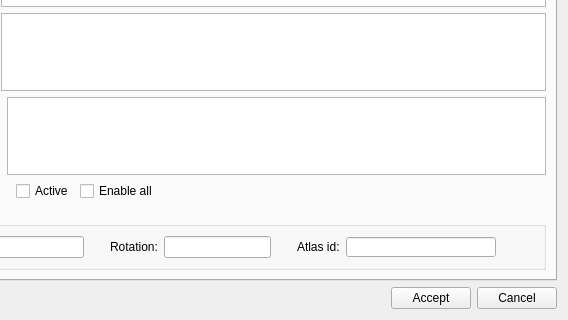
Above: core/ui/toolbars/plan/psector.ui from Giswater/giswater_qgis_plugin before the change; both pictures show x 96 to 664 and y 313 to 633 of the 664 by 633 pixel window. Below: the same form after it.
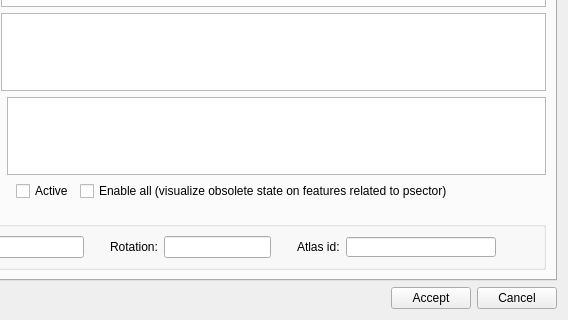
That is the form after the change. Icons and pictures are not drawn.

Commit message: Update tooltip for Enable all checkbox on psector UI

Patch:
```diff
--- a/core/ui/toolbars/plan/psector.ui
+++ b/core/ui/toolbars/plan/psector.ui
@@ -408,7 +408,7 @@
          <item>
           <widget class="QCheckBox" name="chk_enable_all">
            <property name="text">
-            <string>Enable all</string>
+            <string>Enable all (visualize obsolete state on features related to psector)</string>
            </property>
           </widget>
          </item>
```
Left out of the diff: 3 changed lines with no effect on the pictures.
